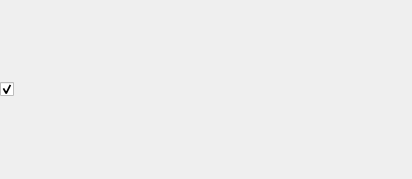
BuvinJT/distbuilder, file distbuilder/qtifw_ui/altrunitcheckbox-widget.ui: the form before one commit.
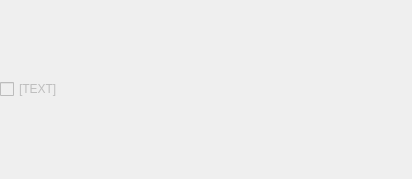
The form after the commit.

Commit message: Continued developing / implementing QtIfwWidget.  Revised QtIfwUiPage, making both the new widget class the (prior defined) page class derive from a common base called _QtIfwInterface.  Added ifwWidgets to ConfigFactory.  Refactored QtIfwAltRunProgramCheckbox into QtIfwOnInstallFinishedOptions, and began making that more robust and repeatable, with the plan to allow for a simple to implement endless list of finish page options.

Patch:
```diff
--- a/distbuilder/qtifw_ui/altrunitcheckbox-widget.ui
+++ b/distbuilder/qtifw_ui/altrunitcheckbox-widget.ui
@@ -15,16 +15,22 @@
     <number>0</number>
    </property>
 	<item>
-    <widget class="QCheckBox" name="AltRunItCheckBox">
+    <widget class="QCheckBox" name="[CHECKBOX_NAME]">
      <property name="text">
-      <string></string>
-     </property>
-     <property name="checked">
-      <bool>true</bool>
+      <string>[TEXT]</string>
      </property>
      <property name="tristate">
       <bool>false</bool>
      </property>
+	<property name="visible">
+      <bool>[IS_VISIBLE]</bool>
+     </property>
+	<property name="enabled">
+      <bool>[IS_ENABLED]</bool>
+     </property>
+     <property name="checked">
+      <bool>[IS_CHECKED]</bool>
+     </property>               
     </widget>
    </item>   
   </layout>
```
Left out of the diff: 4 changed lines with no effect on the pictures. The commit also changes 3 other files.
